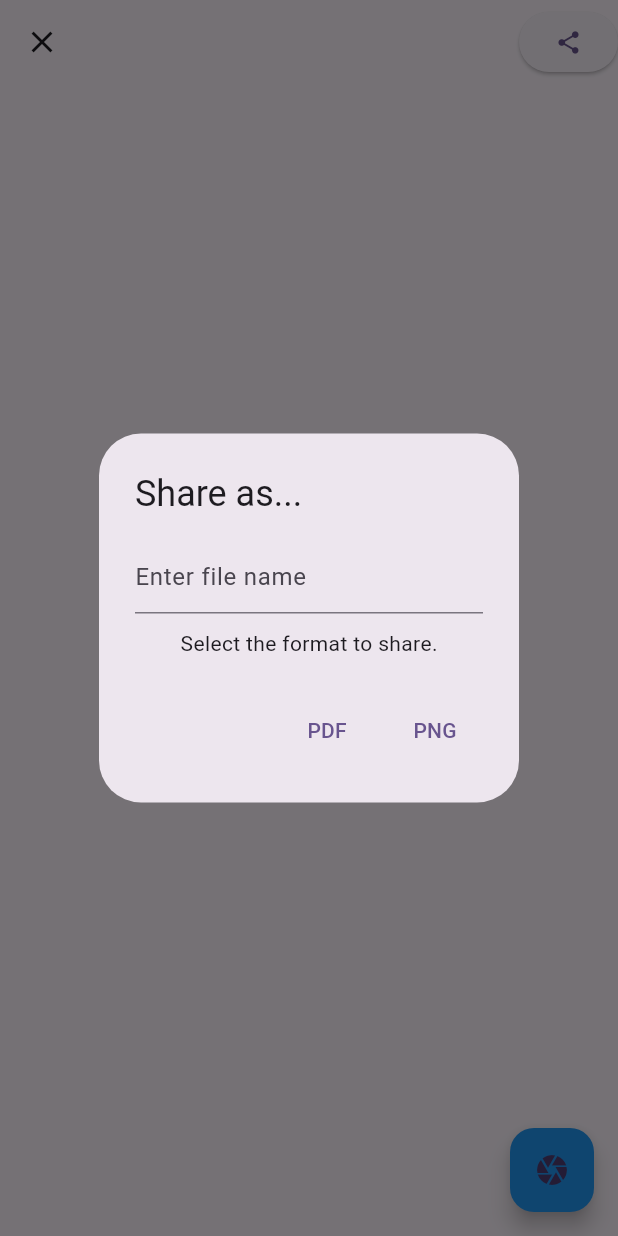
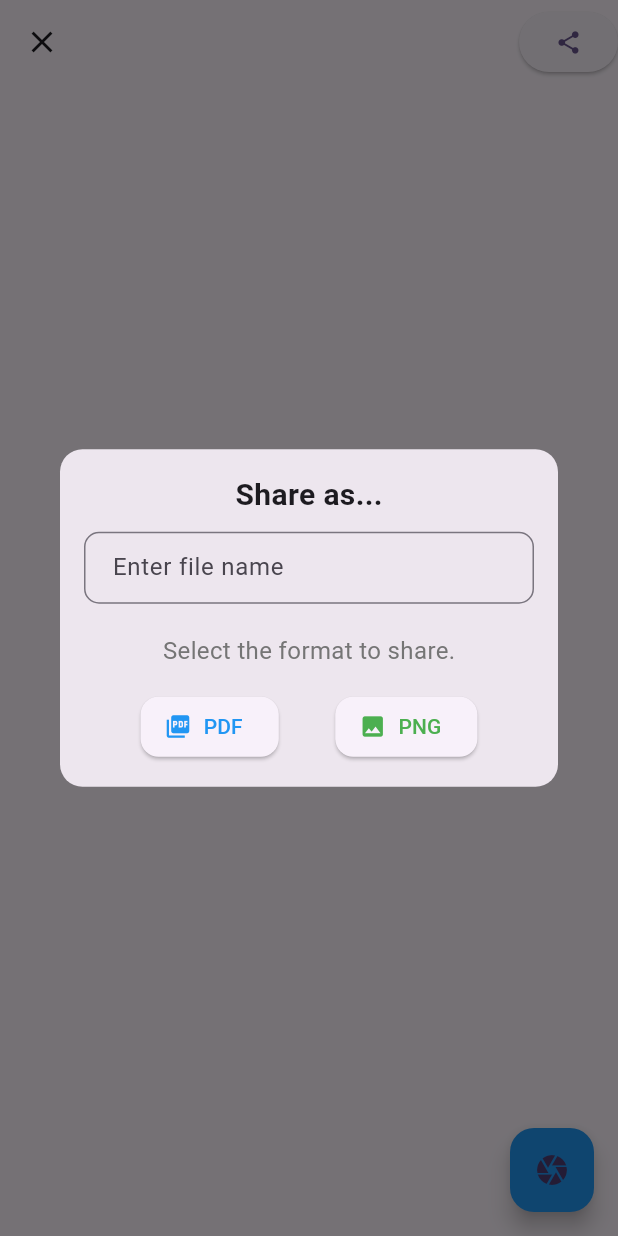
Before and after one commit to ranjan231/Doc-Scanner, a Flutter app: the ScannerScreen screen opened directly with empty values, after a tap on the "share" icon, on a phone screen of 412 x 824 dp. Run offline on Flutter 3.47's test engine with Material 3 defaults, Android fonts, the phone set to English and light mode, and no system bars; our stand-ins replace cloud_firestore, file_picker, firebase_auth, firebase_core, google_sign_in, image_picker and 4 more; missing offline and left inert: google_mlkit_document_scanner, googleapis; accounts and stored records are empty.

Commit message:
cameraScreen issue fix

```diff
--- a/lib/Screen/CameraScreen/CameraScreen.dart
+++ b/lib/Screen/CameraScreen/CameraScreen.dart
@@ -8,7 +8,6 @@ import 'package:google_mlkit_document_scanner/google_mlkit_document_scanner.dart
 import 'package:flutter/services.dart';
 import 'dart:io';
 import 'package:share/share.dart';
-import 'package:pdf/pdf.dart';
 import 'package:pdf/widgets.dart' as pw;
 import 'package:path_provider/path_provider.dart';
 import 'package:shared_preferences/shared_preferences.dart';
@@ -72,6 +71,11 @@ class _ScannerScreenState extends State<ScannerScreen> {
     manager.selectedImages[index] = !manager.selectedImages[index];
   });
 }
+  // void _toggleImageSelection(int index) {
+  //   setState(() {
+  //     manager.selectedImages[index] = !manager.selectedImages[index];
+  //   });
+  // }
 
 Future<void> _showShareOptions() async {
   TextEditingController fileNameController = TextEditingController();
@@ -80,81 +84,100 @@ class _ScannerScreenState extends State<ScannerScreen> {
   await showDialog(
     context: context,
     builder: (BuildContext context) {
-        return StatefulBuilder(
-          builder: (BuildContext context, StateSetter setState) {
-            return AlertDialog(
-              title: Text("Share as..."),
-              content: Column(
+      return Dialog(
+        shape: RoundedRectangleBorder(borderRadius: BorderRadius.circular(15)),
+        child: Padding(
+          padding: const EdgeInsets.all(16.0),
+          child: Column(
             mainAxisSize: MainAxisSize.min,
             children: [
+              Text(
+                "Share as...",
+                style: TextStyle(
+                  fontSize: 20,
+                  fontWeight: FontWeight.bold,
+                ),
+              ),
+              SizedBox(height: 10),
               TextField(
                 controller: fileNameController,
                 decoration: InputDecoration(
                   hintText: "Enter file name",
                   errorText: errorMessage.isNotEmpty ? errorMessage : null,
+                  contentPadding: EdgeInsets.symmetric(vertical: 10, horizontal: 15),
+                  border: OutlineInputBorder(
+                    borderRadius: BorderRadius.circular(10),
                   ),
                 ),
-                  SizedBox(height: 10),
-                  Text("Select the format to share."),
+              ),
+              SizedBox(height: 20),
+              Text(
+                "Select the format to share.",
+                style: TextStyle(fontSize: 16, color: Colors.grey[600]),
+              ),
+              SizedBox(height: 15),
+              Row(
+                mainAxisAlignment: MainAxisAlignment.spaceEvenly,
+                children: [
+                  ElevatedButton.icon(
+                    icon: Icon(Icons.picture_as_pdf),
+                    label: Text("PDF"),
+                    onPressed: () async {
+                      await _handleFileSharing(fileNameController, errorMessage, "PDF");
+                    },
+                    style: ElevatedButton.styleFrom(
+                      foregroundColor: Colors.blue,
+                      shape: RoundedRectangleBorder(
+                        borderRadius: BorderRadius.circular(12),
+                      ),
+                    ),
+                  ),
+                  ElevatedButton.icon(
+                    icon: Icon(Icons.image),
+                    label: Text("PNG"),
+                    onPressed: () async {
+                      await _handleFileSharing(fileNameController, errorMessage, "PNG");
+                    },
+                    style: ElevatedButton.styleFrom(
+                     foregroundColor: Colors.green,
+                      shape: RoundedRectangleBorder(
+                        borderRadius: BorderRadius.circular(12),
+                      ),
+                    ),
+                  ),
                 ],
               ),
-              actions: [
-                TextButton(
-                  onPressed: () async {
+            ],
+          ),
+        ),
+      );
+    },
+  );
+}
+
+Future<void> _handleFileSharing(TextEditingController fileNameController, String errorMessage, String fileType) async {
   String fileName = fileNameController.text.isEmpty
       ? 'file_${Random().nextInt(1000000)}'
       : fileNameController.text;
+
   final directory = await getApplicationDocumentsDirectory();
-                    final outputFile = File('${directory.path}/$fileName.pdf');
-
-                    bool isDuplicate =
-                        await _checkForDuplicateFileName(outputFile.path);
+  final outputFile = File('${directory.path}/$fileName.${fileType.toLowerCase()}');
+  bool isDuplicate = await _checkForDuplicateFileName(outputFile.path);
 
   if (isDuplicate) {
     setState(() {
       errorMessage = 'A file with this name already exists.';
     });
   } else {
+    if (fileType == "PDF") {
       await _shareFileAsPDF(fileName);
-                      Navigator.of(context)
-                          .pop();
+    } else {
+      _shareFileAsPNG();
     }
-                  },
-                  child: Text("PDF"),
-                ),
-                TextButton(
-                  onPressed: () async {
-                    String fileName = fileNameController.text.isEmpty
-                        ? 'file_${Random().nextInt(1000000)}'
-                        : fileNameController.text;
-                    List<String> selectedPaths = _getSelectedImages();
-                  bool isDuplicate = false;
-                  for (String imagePath in selectedPaths) {
-                    if (await _checkForDuplicateFileName(imagePath)) {
-                      isDuplicate = true;
-                      break;
+    Navigator.of(context).pop();
   }
 }
 
-                    if (isDuplicate) {
-                      setState(() {
-                        errorMessage = 'A file with this name already exists.';
-                      });
-                    } else {
-                      _shareFileAsPNG();
-                      Navigator.of(context)
-                          .pop();
-                    }
-                  },
-                  child: Text("PNG"),
-                ),
-              ],
-            );
-          },
-        );
-      },
-    );
-  }
 
 
   Future<bool> _checkForDuplicateFileName(String filePath) async {
@@ -307,7 +330,12 @@ class _ScannerScreenState extends State<ScannerScreen> {
 
   Widget _buildScanResult() {
   if (manager.scannedImages.isEmpty) {
-      return Center(child: Text('No scan result yet.'));
+    return Center(
+      child: Text(
+        'No scan result yet.',
+        style: TextStyle(fontSize: 16, color: Colors.grey),
+      ),
+    );
   }
 
   return GridView.builder(
@@ -321,34 +349,48 @@ class _ScannerScreenState extends State<ScannerScreen> {
       final imagePath = manager.scannedImages[index];
       return GestureDetector(
         onTap: () => _toggleImageSelection(index),
-          child: Card(
-            shape:
-                RoundedRectangleBorder(borderRadius: BorderRadius.circular(10)),
+        child: Stack(
+          children: [
+
+            Card(
+
+              shape: RoundedRectangleBorder(
+                borderRadius: BorderRadius.circular(15),
+              ),
               margin: EdgeInsets.all(8),
               elevation: 5,
-            child: Stack(
-              fit: StackFit.expand,
-              children: [
-                ClipRRect(
-                  borderRadius: BorderRadius.circular(10),
-                  child: Image.file(File(imagePath), fit: BoxFit.cover),
+              child: ClipRRect(
+
+                borderRadius: BorderRadius.circular(15),
+                child: Image.file(
+                  File(imagePath),
+                  fit: BoxFit.cover,
+                ),
+              ),
             ),
             if (manager.selectedImages[index])
-                  Positioned(
-                    top: 5,
-                    right: 5,
+              Positioned.fill(
+                child: Container(
+                  decoration: BoxDecoration(
+                    color: Colors.black45,
+                    borderRadius: BorderRadius.circular(15),
+                  ),
+                  child: Center(
                     child: Icon(
                       Icons.check_circle,
-                      color: Colors.green,
+                      color: Colors.greenAccent,
+                      size: 40,
+                    ),
+                  ),
                 ),
               ),
           ],
-            ),
         ),
       );
     },
   );
 }
+
 
   @override
   Widget build(BuildContext context) {
--- a/lib/Screen/CompresspdfScreen/CompresspdfScreen.dart
+++ b/lib/Screen/CompresspdfScreen/CompresspdfScreen.dart
@@ -127,12 +127,6 @@ class _PDFCompressonScreenState extends State<PDFCompressonScreen>
               ),
               child: const Text('Share'),
             ),
-            // TextButton(
-            // onPressed: () {
-            //   Navigator.pop(context, 1.0 - compressionLevel);
-            // },
-            //   child: Text('Share', style: TextStyle(color: Colors.blue)),
-            // ),
           ],
         );
       },
```
Lines whose indentation alone changed are shown as unchanged.
